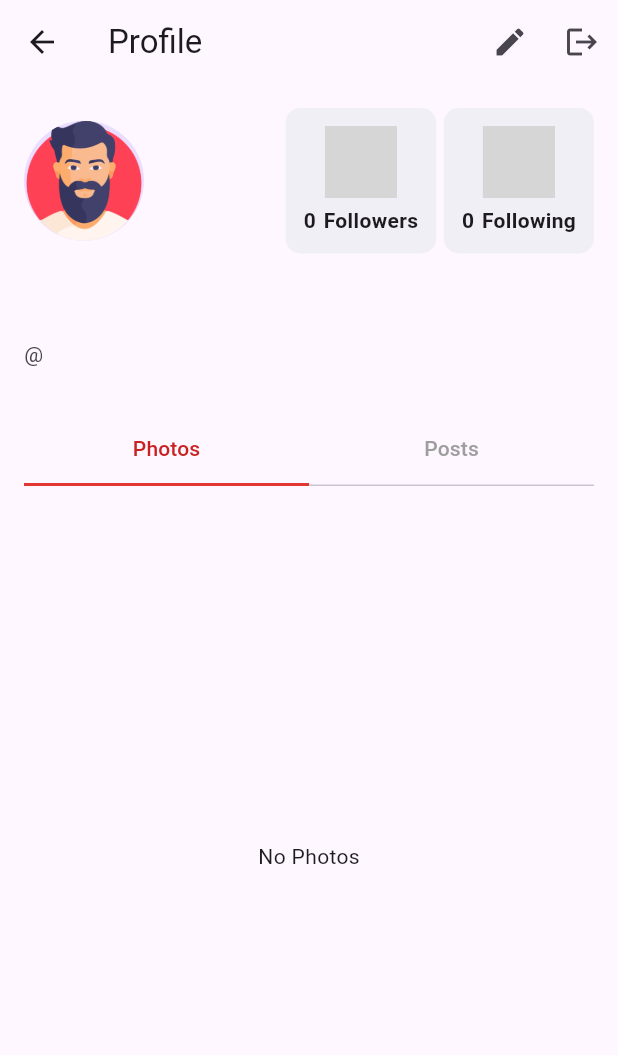
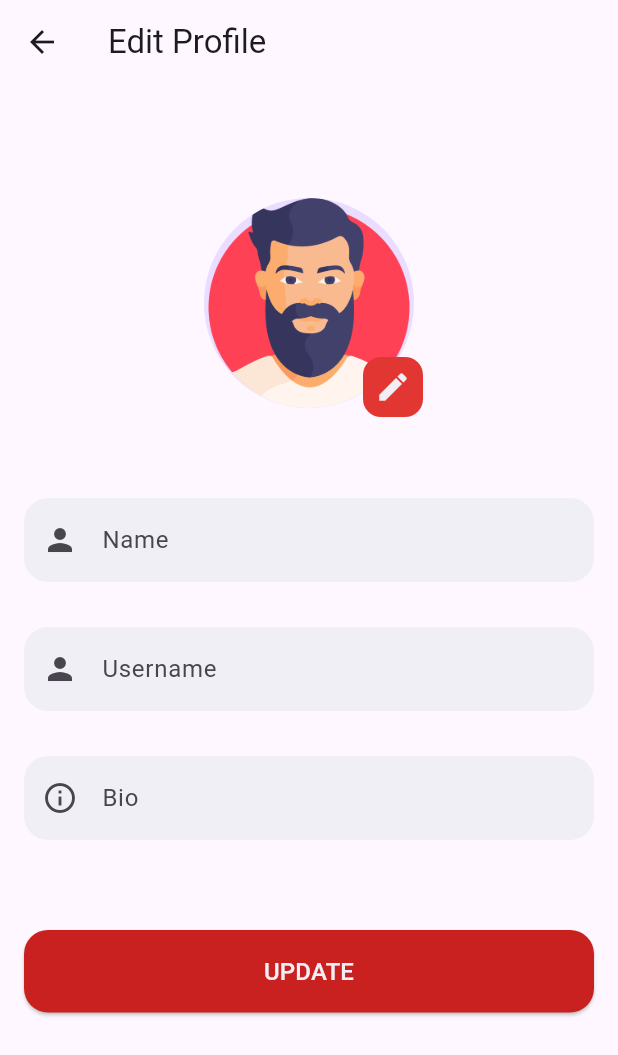
Before and after one commit to RamadanMohamed11/Social-Media, a Flutter app: the ProfileView screen opened directly, after a tap on the "edit" icon, on a phone screen of 412 x 824 dp. Shown: the top 1055 px of the screen. Run offline on Flutter 3.47's test engine with Material 3 defaults, Android fonts, the phone set to English and light mode, and no system bars; our stand-ins replace bloc, cloud_firestore, dartz, firebase_auth, firebase_core, flutter_bloc and 8 more; missing offline and left inert: image_stack; accounts and stored records are empty; grey boxes are pictures that could not be loaded.

Commit message:
create EditProfileView

```diff
--- a/lib/core/utils/app_router.dart
+++ b/lib/core/utils/app_router.dart
@@ -3,6 +3,7 @@ import 'package:social_media/core/models/post_model.dart';
 import 'package:social_media/core/models/user_model.dart';
 import 'package:social_media/features/authentication/presentation/views/login_view.dart';
 import 'package:social_media/features/authentication/presentation/views/register_view.dart';
+import 'package:social_media/features/edit_profile/presentation/views/edit_profile_view.dart';
 import 'package:social_media/features/home/presentation/views/home_view.dart';
 import 'package:social_media/features/home/presentation/views/layout_view.dart';
 import 'package:social_media/features/profile/presentation/views/profile_view.dart';
@@ -13,6 +14,7 @@ abstract class AppRouter {
   static const String kHome = '/home';
   static const String kLayoutView = '/layout';
   static const String kProfile = '/profile';
+  static const String kEditProfile = '/edit_profile';
 
   static final GoRouter routes = GoRouter(
     initialLocation: kLogin,
@@ -52,6 +54,12 @@ abstract class AppRouter {
           );
         },
       ),
+      GoRoute(
+        path: kEditProfile,
+        builder: (context, state) {
+          return EditProfileView(userModel: state.extra as UserModel);
+        },
+      ),
     ],
   );
 }
--- /dev/null
+++ b/lib/features/edit_profile/presentation/views/edit_profile_view.dart
@@ -0,0 +1,21 @@
+import 'package:flutter/material.dart';
+import 'package:social_media/core/models/user_model.dart';
+import 'package:social_media/features/edit_profile/presentation/views/widgets/edit_profile_view_body.dart';
+
+class EditProfileView extends StatelessWidget {
+  const EditProfileView({super.key, required this.userModel});
+  final UserModel userModel;
+
+  @override
+  Widget build(BuildContext context) {
+    return Scaffold(
+      appBar: AppBar(
+        title: const Text("Edit Profile"),
+        surfaceTintColor: Colors.transparent,
+        backgroundColor: Colors.transparent,
+        elevation: 0,
+      ),
+      body: EditProfileViewBody(userModel: userModel),
+    );
+  }
+}
--- /dev/null
+++ b/lib/features/edit_profile/presentation/views/widgets/bio_text_form_field.dart
@@ -0,0 +1,34 @@
+import 'package:flutter/material.dart';
+import 'package:social_media/core/utils/app_colors.dart';
+
+class BioTextField extends StatelessWidget {
+  const BioTextField({super.key, required this.controller});
+
+  final TextEditingController controller;
+
+  @override
+  Widget build(BuildContext context) {
+    return TextField(
+      controller: controller,
+      onSubmitted: (value) {
+        controller.text = value;
+      },
+
+      decoration: InputDecoration(
+        prefixIcon: Icon(Icons.info_outline),
+        hintText: 'Bio',
+        fillColor: AppColors.kWhiteColor,
+        filled: true,
+        border: OutlineInputBorder(
+          borderRadius: BorderRadius.circular(16),
+          borderSide: BorderSide.none,
+        ),
+
+        focusedBorder: OutlineInputBorder(
+          borderRadius: BorderRadius.circular(16),
+          borderSide: BorderSide(color: AppColors.kPrimaryColor),
+        ),
+      ),
+    );
+  }
+}
--- /dev/null
+++ b/lib/features/edit_profile/presentation/views/widgets/edit_profile_view_body.dart
@@ -0,0 +1,110 @@
+import 'package:flutter/material.dart';
+import 'package:gap/gap.dart';
+import 'package:social_media/constants.dart';
+import 'package:social_media/core/models/user_model.dart';
+import 'package:social_media/core/utils/app_colors.dart';
+import 'package:social_media/core/utils/assets_data.dart';
+import 'package:social_media/features/authentication/presentation/views/widgets/custom_button.dart';
+import 'package:social_media/features/authentication/presentation/views/widgets/name_text_form_field.dart';
+import 'package:social_media/features/authentication/presentation/views/widgets/username_text_form_field.dart';
+import 'package:social_media/features/edit_profile/presentation/views/widgets/bio_text_form_field.dart';
+
+class EditProfileViewBody extends StatefulWidget {
+  const EditProfileViewBody({super.key, required this.userModel});
+  final UserModel userModel;
+
+  @override
+  State<EditProfileViewBody> createState() => _EditProfileViewBodyState();
+}
+
+class _EditProfileViewBodyState extends State<EditProfileViewBody> {
+  late TextEditingController usernameController;
+  late TextEditingController nameController;
+  late TextEditingController bioController;
+
+  @override
+  void initState() {
+    super.initState();
+    usernameController = TextEditingController();
+    usernameController.text = widget.userModel.username;
+    nameController = TextEditingController();
+    nameController.text = widget.userModel.name;
+    bioController = TextEditingController();
+    bioController.text = widget.userModel.bio;
+  }
+
+  @override
+  Widget build(BuildContext context) {
+    return SingleChildScrollView(
+      physics: BouncingScrollPhysics(),
+      child: Padding(
+        padding: const EdgeInsets.all(kDefaultPadding),
+        child: Column(
+          crossAxisAlignment: CrossAxisAlignment.stretch,
+          children: [
+            Gap(60),
+            Center(
+              child: Stack(
+                clipBehavior: Clip.none,
+                children: [
+                  CircleAvatar(
+                    radius: 70,
+                    backgroundImage: AssetImage(AssetsData.man),
+                  ),
+                  Positioned(
+                    bottom: -10,
+                    right: -10,
+                    child: IconButton(
+                      onPressed: () {},
+                      style: IconButton.styleFrom(
+                        backgroundColor: AppColors.ksecondaryColor,
+                        shape: RoundedRectangleBorder(
+                          borderRadius: BorderRadius.circular(12),
+                        ),
+                      ),
+                      icon: Icon(Icons.edit, color: AppColors.kWhiteColor),
+                    ),
+                  ),
+                ],
+              ),
+            ),
+            Gap(60),
+            NameTextFormField(
+              controller: nameController,
+              onSaved: nameOnSavedMethod,
+            ),
+            Gap(30),
+            UsernameTextFormField(
+              controller: usernameController,
+              onSaved: usernameOnSavedMethod,
+            ),
+            Gap(30),
+            BioTextField(controller: bioController),
+            Gap(60),
+            CustomButton(text: "update", onPressed: () {}),
+          ],
+        ),
+      ),
+    );
+  }
+
+  void nameOnSavedMethod(String? value) {
+    nameController.text = value ?? '';
+  }
+
+  void usernameOnSavedMethod(String? value) {
+    usernameController.text = value ?? '';
+  }
+
+  void bioOnSavedMethod(String? value) {
+    bioController.text = value ?? '';
+  }
+
+  @override
+  void dispose() {
+    usernameController.dispose();
+    nameController.dispose();
+    bioController.dispose();
+    super.dispose();
+  }
+}
--- a/lib/features/profile/presentation/views/profile_view.dart
+++ b/lib/features/profile/presentation/views/profile_view.dart
@@ -1,27 +1,67 @@
 import 'package:flutter/material.dart';
 import 'package:flutter_bloc/flutter_bloc.dart';
+import 'package:go_router/go_router.dart';
 import 'package:social_media/core/models/post_model.dart';
 import 'package:social_media/core/models/user_model.dart';
+import 'package:social_media/core/utils/app_router.dart';
 import 'package:social_media/features/authentication/presentation/view_models/cubit/authentication_cubit.dart';
+import 'package:social_media/features/profile/presentation/view_model/cubit/profile_cubit.dart';
 import 'package:social_media/features/profile/presentation/views/widgets/profile_view_body.dart';
 
-class ProfileView extends StatelessWidget {
+class ProfileView extends StatefulWidget {
   const ProfileView({super.key, this.userModel, this.post});
   final UserModel? userModel;
   final List<PostModel>? post;
 
   @override
+  State<ProfileView> createState() => _ProfileViewState();
+}
+
+class _ProfileViewState extends State<ProfileView> {
+  bool _shouldNavigateToEdit = false;
+
+  @override
   Widget build(BuildContext context) {
-    return Scaffold(
+    return BlocListener<ProfileCubit, ProfileState>(
+      listener: (context, state) {
+        if (state is ProfileFailure) {
+          ScaffoldMessenger.of(
+            context,
+          ).showSnackBar(SnackBar(content: Text("Error: ${state.message}")));
+        } else if (state is ProfileCurrentUserLoaded && _shouldNavigateToEdit) {
+          _shouldNavigateToEdit = false;
+          GoRouter.of(
+            context,
+          ).push(AppRouter.kEditProfile, extra: state.userModel);
+        }
+      },
+      child: Scaffold(
         appBar: AppBar(
-        title: const Text("Profile"),
+          title: FittedBox(
+            fit: BoxFit.scaleDown,
+            child: Text(
+              widget.userModel == null ? "Profile" : "${widget.userModel!.name} Profile",
+            ),
+          ),
           surfaceTintColor: Colors.transparent,
           backgroundColor: Colors.transparent,
           elevation: 0,
           actions: [
-          IconButton(icon: const Icon(Icons.edit), onPressed: () {}),
             IconButton(
-            icon: const Icon(Icons.logout),
+              icon: widget.userModel == null
+                  ? const Icon(Icons.edit)
+                  : const SizedBox(),
+              onPressed: () async {
+                _shouldNavigateToEdit = true;
+                await BlocProvider.of<ProfileCubit>(
+                  context,
+                ).loadCurrentUserProfile();
+              },
+            ),
+            IconButton(
+              icon: widget.userModel == null
+                  ? const Icon(Icons.logout)
+                  : const SizedBox(),
               onPressed: () async {
                 await BlocProvider.of<AuthenticationCubit>(context).signOut();
               },
@@ -29,9 +69,10 @@ class ProfileView extends StatelessWidget {
           ],
         ),
         body: ProfileViewBody(
-        userModel: userModel,
-        post: post,
-        isCurrentUser: userModel == null,
+          userModel: widget.userModel,
+          post: widget.post,
+          isCurrentUser: widget.userModel == null,
+        ),
       ),
     );
   }
```
Also changed, not shown: 1 other file. Lines whose indentation alone changed are shown as unchanged.
